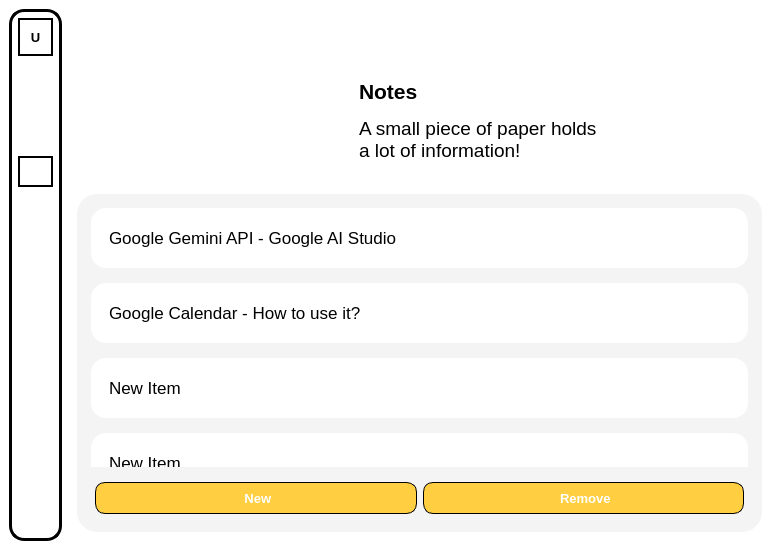
MaiNgocChau9/Python-App-A-, file SPCK/GUI/Notes.ui: the form before one commit.
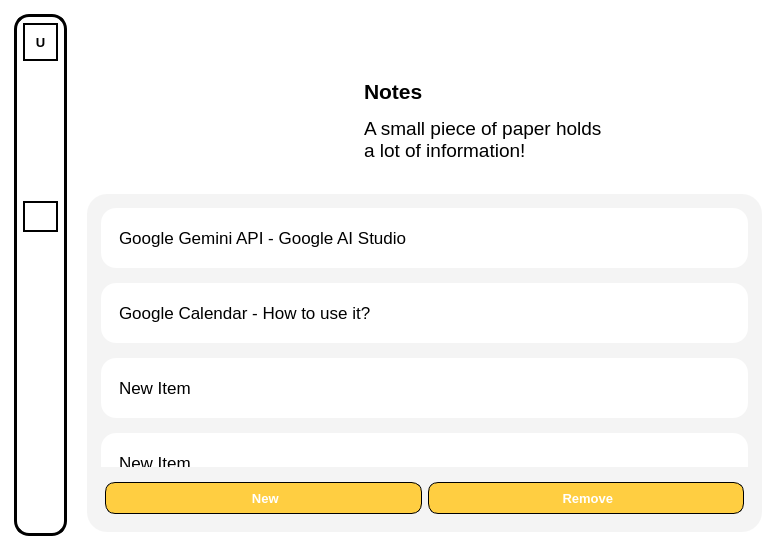
The form after the commit. Icons and pictures are not drawn.

The edit to the form file:
```diff
--- a/SPCK/GUI/Notes.ui
+++ b/SPCK/GUI/Notes.ui
@@ -33,7 +33,8 @@
 background-color: white;
 border-radius: 15px;
 border: 3px solid black;
-padding: 0px;</string>
+padding: 0px;
+margin: 5px;</string>
       </property>
       <layout class="QVBoxLayout" name="verticalLayout_2">
        <item>
```
